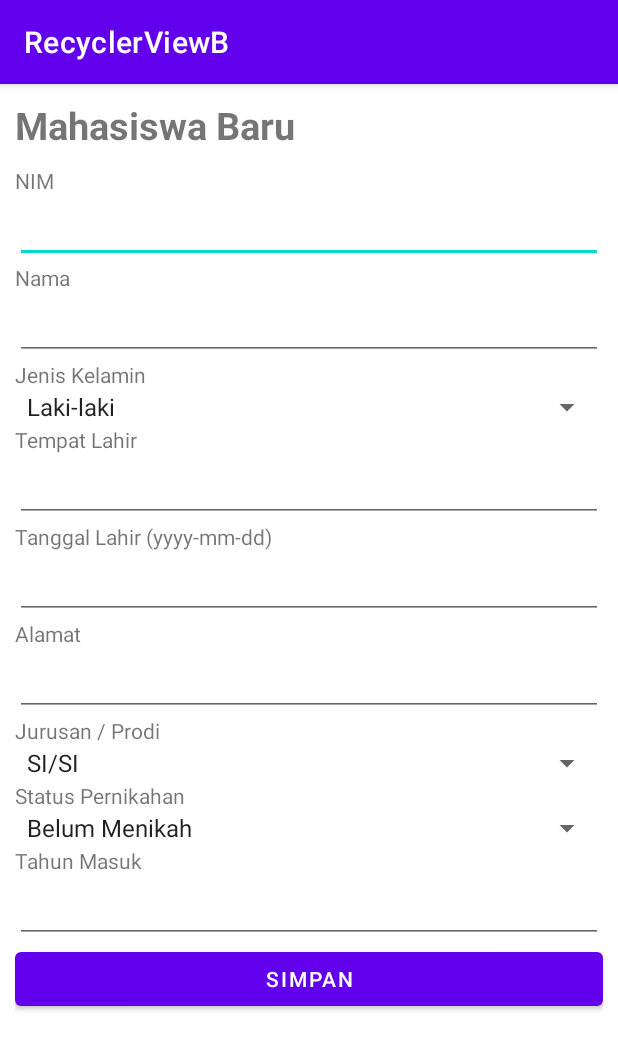
After one commit to ArjunBagaskara/RecycleViewB, an Android app: the AddMahasiswaActivity screen opened directly, with no data from a screen before it, on a phone screen of 412 x 824 dp. The commit adds this screen. Shown: the top 1050 px of the screen. Run offline under Robolectric (Android 15) with nearby library versions, the phone set to English and light mode, and no system bars; libraries missing offline, so code that uses them is left out: com.loopj.android, cz.msebera.android.

Commit message:
RecyclerViewB

```diff
--- a/app/src/main/AndroidManifest.xml
+++ b/app/src/main/AndroidManifest.xml
@@ -2,7 +2,7 @@
 <manifest xmlns:android="http://schemas.android.com/apk/res/android"
     xmlns:tools="http://schemas.android.com/tools">
 
-    <uses-permission android:name="android.permission.INTERNET"/>
+    <uses-permission android:name="android.permission.INTERNET" />
 
     <application
         android:allowBackup="true"
@@ -13,6 +13,9 @@
         android:supportsRtl="true"
         android:theme="@style/Theme.RecycleViewB"
         tools:targetApi="31">
+        <activity
+            android:name=".AddMahasiswaActivity"
+            android:exported="false" />
         <activity
             android:name=".MainActivity"
             android:exported="true">
--- /dev/null
+++ b/app/src/main/java/com/arjunbagaskara/recycleviewb/AddMahasiswaActivity.java
@@ -0,0 +1,115 @@
+package com.arjunbagaskara.recycleviewb;
+
+
+import android.app.AlertDialog;
+import android.os.Bundle;
+import android.util.Log;
+import android.view.View;
+import android.widget.Button;
+import android.widget.EditText;
+import android.widget.Spinner;
+import android.widget.Toast;
+
+import androidx.appcompat.app.AppCompatActivity;
+
+import com.arjunbagaskara.recycleviewb.R;
+import com.loopj.android.http.AsyncHttpClient;
+import com.loopj.android.http.AsyncHttpResponseHandler;
+
+import java.io.UnsupportedEncodingException;
+import java.net.URLEncoder;
+
+import cz.msebera.android.httpclient.Header;
+
+public class AddMahasiswaActivity extends AppCompatActivity
+{
+    private Button _saveButton;
+    private EditText _alamatEditText, _namaEditText, _nimEditText, _tahunMasukEditText, _tanggalLahirEditText;
+    private EditText _tempatLahirEditText;
+    private Spinner _jenisKelaminSpinner, _jpSpinner, _statusNikahSpinner;
+
+    @Override
+    protected void onCreate(Bundle savedInstanceState) {
+        super.onCreate(savedInstanceState);
+        setContentView(R.layout.activity_add_mahasiswa);
+
+        initInputs();
+        initSaveButton();
+    }
+
+    private void initSaveButton() {
+        _saveButton = findViewById(R.id.saveButton);
+
+        _saveButton.setOnClickListener(new View.OnClickListener() {
+            @Override
+            public void onClick(View view) {
+                String alamat = _alamatEditText.getText().toString();
+                String jenisKelamin = _jenisKelaminSpinner.getSelectedItem().toString();
+                String jp = _jpSpinner.getSelectedItem().toString();
+                String nama = _namaEditText.getText().toString();
+                String nim = _nimEditText.getText().toString();
+                String statusNikah = _statusNikahSpinner.getSelectedItem().toString();
+                String tahunMasuk = _tahunMasukEditText.getText().toString();
+                String tanggalLahir = _tanggalLahirEditText.getText().toString();
+                String tempatLahir = _tempatLahirEditText.getText().toString();
+
+                try {
+                    alamat = URLEncoder.encode(alamat,"utf-8");
+                    jenisKelamin = URLEncoder.encode(jenisKelamin, "utf-8");
+                    jp = URLEncoder.encode(jp, "utf-8");
+                    nama = URLEncoder.encode(nama, "utf-8");
+                    nim = URLEncoder.encode(nim, "utf-8");
+                    statusNikah = URLEncoder.encode(statusNikah, "utf-8");
+                    tanggalLahir = URLEncoder.encode(tanggalLahir, "utf-8");
+                    tempatLahir = URLEncoder.encode(tempatLahir, "utf-8");
+                } catch (UnsupportedEncodingException e) {
+                    e.printStackTrace();
+                }
+
+                String url = "https://stmikpontianak.net/011100862/tambahMahasiswa.php" +
+                        "?nim=" + nim   +
+                        "&nama=" + nama  +
+                        "&jenisKelamin=" + jenisKelamin  +
+                        "&tempatLahir="  + tempatLahir +
+                        "&tanggalLahir=" + tanggalLahir  +
+                        "&alamat="   +   alamat  +
+                        "&jp="   + jp    +
+                        "&statusPernikahan=" + statusNikah   +
+                        "&tahunMasuk="   +   tahunMasuk;
+
+                Log.d("tw", url);
+
+                AsyncHttpClient ahc = new AsyncHttpClient();
+
+                ahc.get(url, new AsyncHttpResponseHandler() {
+                    @Override
+                    public void onSuccess(int statusCode, Header[] headers, byte[] responseBody) {
+                        Log.d("tw", new String(responseBody));
+
+                        new AlertDialog.Builder(AddMahasiswaActivity.this)
+                                .setTitle("Berhasil")
+                                .setMessage("Record Berhasil Disimpan")
+                                .show();
+                    }
+
+                    @Override
+                    public void onFailure(int statusCode, Header[] headers, byte[] responseBody, Throwable error) {
+                        Toast.makeText(getApplicationContext(), error.getMessage(), Toast.LENGTH_LONG).show();
+                    }
+                });
+            }
+        });
+    }
+
+    private void initInputs(){
+        _alamatEditText = findViewById(R.id.alamatEditText);
+        _jenisKelaminSpinner = findViewById(R.id.jenisKelaminSpinner);
+        _jpSpinner = findViewById(R.id.jpSpinner);
+        _namaEditText = findViewById(R.id.namaEditText);
+        _nimEditText = findViewById(R.id.nimEditText);
+        _statusNikahSpinner = findViewById(R.id.statusNikahSpinner);
+        _tahunMasukEditText = findViewById(R.id.tahunMasukEditText);
+        _tanggalLahirEditText = findViewById(R.id.tanggalLahirEditText);
+        _tempatLahirEditText = findViewById(R.id.tempatLahirEditText);
+    }
+}
--- /dev/null
+++ b/app/src/main/res/layout/activity_add_mahasiswa.xml
@@ -0,0 +1,105 @@
+<?xml version="1.0" encoding="utf-8"?>
+<androidx.constraintlayout.widget.ConstraintLayout xmlns:android="http://schemas.android.com/apk/res/android"
+    xmlns:app="http://schemas.android.com/apk/res-auto"
+    xmlns:tools="http://schemas.android.com/tools"
+    android:layout_width="match_parent"
+    android:layout_height="match_parent"
+    tools:context=".AddMahasiswaActivity">
+
+    <LinearLayout
+        android:layout_width="match_parent"
+        android:layout_height="match_parent"
+        android:orientation="vertical"
+        android:padding="10dp">
+        <TextView
+            android:layout_width="wrap_content"
+            android:layout_height="wrap_content"
+            android:layout_marginBottom="10dp"
+            android:text="Mahasiswa Baru"
+            android:textSize="25sp"
+            android:textStyle="bold"/>
+        <TextView
+            android:layout_width="wrap_content"
+            android:layout_height="wrap_content"
+            android:text="NIM"/>
+        <EditText
+            android:id="@+id/nimEditText"
+            android:layout_width="match_parent"
+            android:layout_height="wrap_content"/>
+        <TextView
+            android:layout_width="wrap_content"
+            android:layout_height="wrap_content"
+            android:text="Nama"/>
+        <EditText
+            android:id="@+id/namaEditText"
+            android:layout_width="match_parent"
+            android:layout_height="wrap_content"/>
+        <TextView
+            android:layout_width="wrap_content"
+            android:layout_height="wrap_content"
+            android:text="Jenis Kelamin"/>
+        <Spinner
+            android:id="@+id/jenisKelaminSpinner"
+            android:layout_width="match_parent"
+            android:layout_height="wrap_content"
+            android:entries="@array/jeniskelaminArray"/>
+        <TextView
+            android:layout_width="wrap_content"
+            android:layout_height="wrap_content"
+            android:text="Tempat Lahir"/>
+        <EditText
+            android:id="@+id/tempatLahirEditText"
+            android:layout_width="match_parent"
+            android:layout_height="wrap_content"/>
+        <TextView
+            android:layout_width="wrap_content"
+            android:layout_height="wrap_content"
+            android:text="Tanggal Lahir (yyyy-mm-dd)"/>
+        <EditText
+            android:id="@+id/tanggalLahirEditText"
+            android:layout_width="match_parent"
+            android:layout_height="wrap_content"
+            android:inputType="date"/>
+        <TextView
+            android:layout_width="wrap_content"
+            android:layout_height="wrap_content"
+            android:text="Alamat"/>
+        <EditText
+            android:id="@+id/alamatEditText"
+            android:layout_width="match_parent"
+            android:layout_height="wrap_content"/>
+        <TextView
+            android:layout_width="wrap_content"
+            android:layout_height="wrap_content"
+            android:text="Jurusan / Prodi"/>
+        <Spinner
+            android:id="@+id/jpSpinner"
+            android:layout_width="match_parent"
+            android:layout_height="wrap_content"
+            android:entries="@array/jpArray"/>
+        <TextView
+            android:layout_width="wrap_content"
+            android:layout_height="wrap_content"
+            android:text="Status Pernikahan"/>
+        <Spinner
+            android:id="@+id/statusNikahSpinner"
+            android:layout_width="match_parent"
+            android:layout_height="wrap_content"
+            android:entries="@array/statusNikahArray"/>
+        <TextView
+            android:layout_width="wrap_content"
+            android:layout_height="wrap_content"
+            android:text="Tahun Masuk"/>
+        <EditText
+            android:layout_width="match_parent"
+            android:layout_height="wrap_content"
+            android:inputType="number"
+            android:id="@+id/tahunMasukEditText"/>
+        <Button
+            android:layout_width="match_parent"
+            android:layout_height="wrap_content"
+            android:text="Simpan"
+            android:id="@+id/saveButton"/>
+    </LinearLayout>
+
+</androidx.constraintlayout.widget.ConstraintLayout>
--- a/app/src/main/res/values/strings.xml
+++ b/app/src/main/res/values/strings.xml
@@ -1,3 +1,17 @@
 <resources>
-    <string name="app_name">RecycleViewB</string>
+    <string name="app_name">RecyclerViewB</string>
+    <string-array name="jeniskelaminArray">
+        <item>Laki-laki</item>
+        <item>Perempuan</item>
+    </string-array>
+    <string-array name="jpArray">
+        <item>SI/SI</item>
+        <item>TI/TI</item>
+    </string-array>
+    <string-array name="statusNikahArray">
+        <item>Belum Menikah</item>
+        <item>Menikah</item>
+        <item>Duda</item>
+        <item>Janda</item>
+    </string-array>
 </resources>
```
Also changed, not shown: app/src/main/java/com/arjunbagaskara/recycleviewb/MainActivity.java (+25 -3 lines), app/src/main/res/layout/activity_main.xml (+10 -0 lines).
